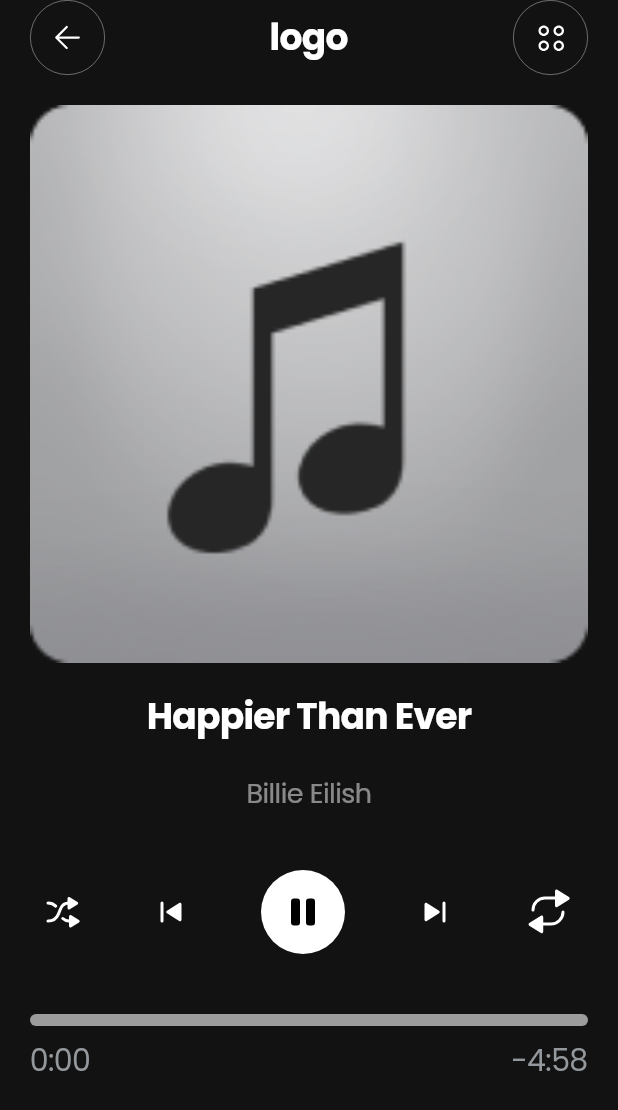
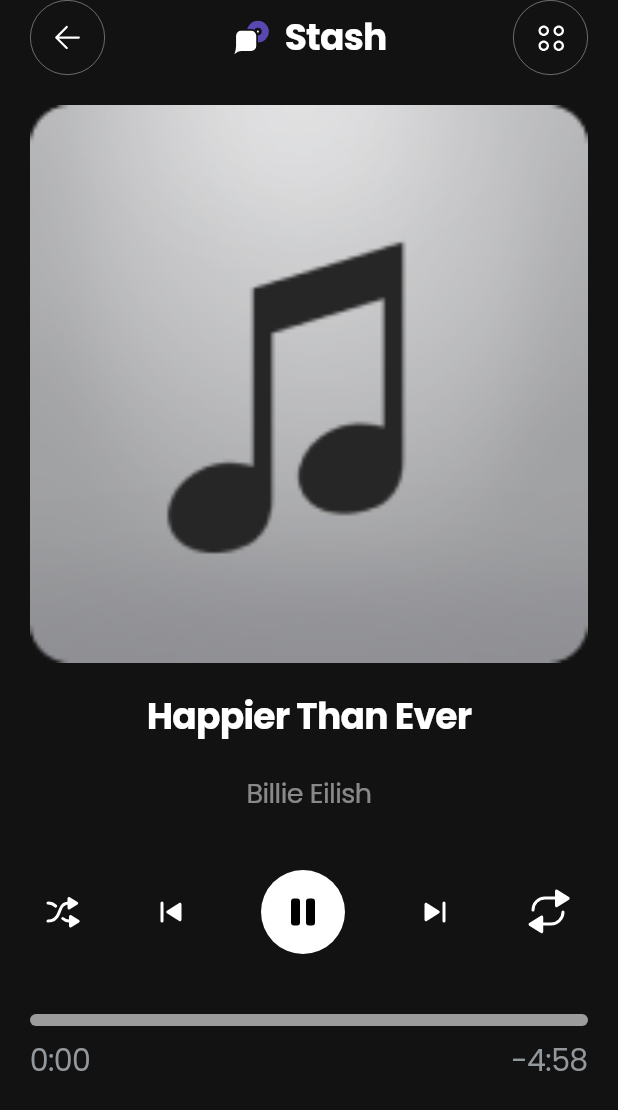
Before and after one commit to SalehTZ/telegram_music_player, a Flutter app: the screen it shows after launch, after a tap on "Happier Than Ever", on a phone screen of 412 x 824 dp. Shown: the top 1110 px of the screen. Run offline on Flutter 3.47's test engine with Material 3 defaults, Android fonts, the phone set to English and light mode, and no system bars; our stand-ins replace equatable, flutter_bloc, flutter_svg, just_audio.

Commit message:
Named the app Stash, with its own package id, icon and logo.
- App name Stash everywhere: Android label, iOS, macOS, Linux, Windows
  and web titles, MaterialApp title and the Dart package name.
- Package/bundle id com.example.telegram_music_player is now
  ir.salehtz.stash (same scheme as Snag's ir.salehtz.snag).
- New mark, drawn in code: a record sliding out of a chat bubble.
  tool/icon/render_icon_test.dart renders the Android launcher icons
  (legacy, adaptive and monochrome) and docs/icon.png from it.
- The design's "logo" placeholder in the app bar and drawer is now the
  mark with the Stash wordmark.
- Fixed the drawer's navigation items, which were centred instead of
  starting 40px from the edge like the design.
- Release APKs are named stash-android-<abi>.apk; README updated.

Co-Authored-By: Claude Opus 5.5 <noreply@anthropic.com>
Claude-Session: https://claude.ai/code/session_01AdS5t5dAr6RmwTrv4stNRh

```diff
--- a/lib/src/app.dart
+++ b/lib/src/app.dart
@@ -19,6 +19,7 @@ class MusicPlayerApp extends StatelessWidget {
         systemNavigationBarColor: ColorManager.backgroundColor,
       ),
       child: MaterialApp(
+        title: "Stash",
         debugShowCheckedModeBanner: false,
         navigatorKey: GlobalKey<NavigatorState>(),
         theme: ThemesManager.nightTheme,
--- a/lib/src/presentation/widgets/appbar/appbar_widget.dart
+++ b/lib/src/presentation/widgets/appbar/appbar_widget.dart
@@ -4,6 +4,7 @@ import '../../../constants/assets_manager.dart';
 import '../../../constants/fonts_manager.dart';
 import '../../../constants/styles_manager.dart';
 import '../../../constants/values_manager.dart';
+import '../common/logo/stash_mark.dart';
 import '../common/round_button/round_button_widget.dart';
 
 class AppBarWidget extends StatelessWidget implements PreferredSizeWidget {
@@ -35,9 +36,16 @@ class AppBarWidget extends StatelessWidget implements PreferredSizeWidget {
                     svgIcon: AssetsManager.arrowBackIcon,
                     onTap: () => Navigator.of(context).maybePop(),
                   ),
-            Text(
-              "logo",
-              style: TextStyles.getBoldStyle(fontSize: FontSize.s24),
+            Row(
+              mainAxisSize: MainAxisSize.min,
+              children: [
+                const StashMark(size: AppSize.s28),
+                AppGap.w8,
+                Text(
+                  "Stash",
+                  style: TextStyles.getBoldStyle(fontSize: FontSize.s24),
+                ),
+              ],
             ),
             if (hasSecondAction)
               RoundButtonWidget(
--- /dev/null
+++ b/lib/src/presentation/widgets/common/logo/stash_mark.dart
@@ -0,0 +1,69 @@
+import 'package:flutter/material.dart';
+
+import '../../../../constants/colors_manager.dart';
+
+/// The app's mark: a record sliding out of a chat bubble, since the songs
+/// arrive in chats. The record's label and the gap around the bubble are cut
+/// out, so the background shows through them.
+class StashMark extends StatelessWidget {
+  final double size;
+  const StashMark({super.key, required this.size});
+
+  @override
+  Widget build(BuildContext context) {
+    return CustomPaint(
+      size: Size.square(size),
+      painter: const StashMarkPainter(),
+    );
+  }
+}
+
+class StashMarkPainter extends CustomPainter {
+  const StashMarkPainter();
+
+  // * Drawn on a 100 x 100 grid
+  static const _record = Offset(64, 36);
+
+  static final _bubble = Path()
+    ..moveTo(24, 34)
+    ..lineTo(48, 34)
+    ..arcToPoint(const Offset(60, 46), radius: const Radius.circular(12))
+    ..lineTo(60, 70)
+    ..arcToPoint(const Offset(48, 82), radius: const Radius.circular(12))
+    ..lineTo(24, 82)
+    // * The tail at the bottom left, like an incoming message
+    ..quadraticBezierTo(16, 82, 8, 90)
+    ..quadraticBezierTo(12, 80, 12, 70)
+    ..lineTo(12, 46)
+    ..arcToPoint(const Offset(24, 34), radius: const Radius.circular(12))
+    ..close();
+
+  @override
+  void paint(Canvas canvas, Size size) {
+    final clear = Paint()..blendMode = BlendMode.clear;
+    canvas
+      ..saveLayer(Offset.zero & size, Paint())
+      ..scale(size.shortestSide / 100)
+      // * Record with its label punched out and a spindle dot
+      ..drawCircle(
+        _record,
+        26,
+        Paint()..color = ColorManager.primaryEnabledColor,
+      )
+      ..drawCircle(_record, 9, clear)
+      ..drawCircle(_record, 2.4, Paint()..color = ColorManager.white)
+      // * Bubble in front, with a gap cut into the record around it
+      ..drawPath(
+        _bubble,
+        Paint()
+          ..blendMode = BlendMode.clear
+          ..style = PaintingStyle.stroke
+          ..strokeWidth = 8,
+      )
+      ..drawPath(_bubble, Paint()..color = ColorManager.white)
+      ..restore();
+  }
+
+  @override
+  bool shouldRepaint(StashMarkPainter oldDelegate) => false;
+}
--- a/lib/src/presentation/widgets/common/section_widget/section_header.dart
+++ b/lib/src/presentation/widgets/common/section_widget/section_header.dart
@@ -1,5 +1,5 @@
 import 'package:flutter/material.dart';
-import 'package:telegram_music_player/src/constants/values_manager.dart';
+import 'package:stash/src/constants/values_manager.dart';
 
 class SectionHeader extends StatelessWidget {
   final Widget child;
--- a/lib/src/presentation/widgets/drawer/app_drawer.dart
+++ b/lib/src/presentation/widgets/drawer/app_drawer.dart
@@ -8,6 +8,7 @@ import '../../../constants/colors_manager.dart';
 import '../../../constants/fonts_manager.dart';
 import '../../../constants/styles_manager.dart';
 import '../../../constants/values_manager.dart';
+import '../common/logo/stash_mark.dart';
 
 enum DrawerPage { home, folders, playlists, songs }
 
@@ -36,14 +37,22 @@ class AppDrawer extends StatelessWidget {
                 children: [
                   AppGap.h48,
                   // * Logo
-                  Text(
-                    "logo",
-                    style: TextStyles.getBoldStyle(fontSize: FontSize.s36),
+                  Row(
+                    mainAxisSize: MainAxisSize.min,
+                    children: [
+                      const StashMark(size: AppSize.s40),
+                      AppGap.w12,
+                      Text(
+                        "Stash",
+                        style: TextStyles.getBoldStyle(fontSize: FontSize.s36),
+                      ),
+                    ],
                   ),
 
                   AppGap.h114,
                   // * Navigation items
-                  Padding(
+                  Container(
+                    alignment: AlignmentDirectional.centerStart,
                     padding: const EdgeInsets.only(left: AppPadding.p40),
                     child: Column(
                       crossAxisAlignment: CrossAxisAlignment.start,
--- a/pubspec.yaml
+++ b/pubspec.yaml
@@ -1,4 +1,4 @@
-name: telegram_music_player
+name: stash
 description: "A music player for the songs you collect on Telegram."
 publish_to: "none"
 version: 0.1.0
```
Also changed, not shown: tool/icon/render_icon_test.dart (added, +65 -0 lines), docs/icon.png (added), 38 other files.
